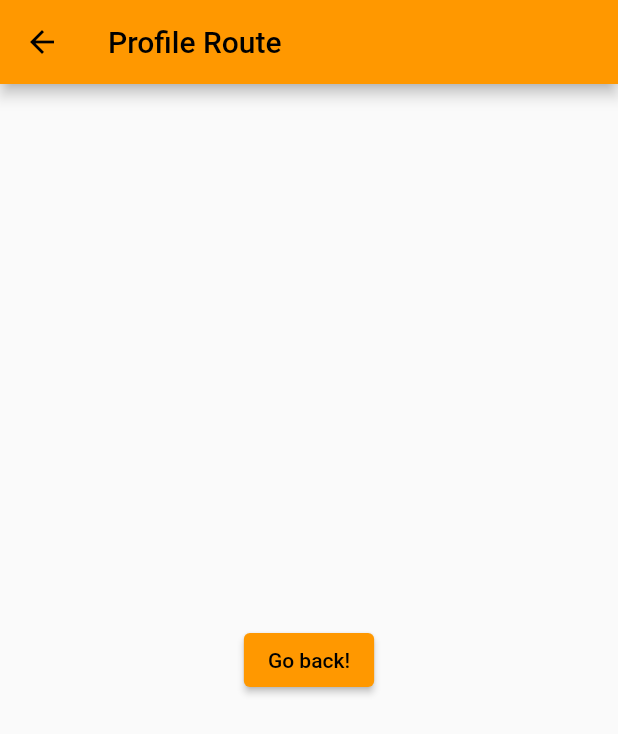
After one commit to abhishekgupta-mset/The-Flutter-Way, a Flutter app: the screen it shows after launch, after a tap on "Open Profile", on a phone screen of 412 x 824 dp. The commit adds this screen. Shown: the top 734 px of the screen. Run offline on Flutter 3.47's test engine with Material 2 defaults, Android fonts, the phone set to English and light mode, and no system bars.

Commit message:
Assignment 3

```diff
--- a/lib/main.dart
+++ b/lib/main.dart
@@ -1,4 +1,5 @@
 import 'package:flutter/material.dart';
+import 'package:tip_calculator/screens/GroceryRoute.dart';
 import 'package:tip_calculator/screens/TipCalculatorScreen.dart';
 
 void main() {
@@ -16,6 +17,6 @@ class MyApp extends StatelessWidget {
   MaterialApp buildMaterialApp(BuildContext context) {
     return MaterialApp(
         theme: ThemeData(primarySwatch: Colors.orange),
-        home: const TipCalculatorScreen());
+        home: const GroceryRoute());
   }
 }
--- /dev/null
+++ b/lib/screens/GroceryRoute.dart
@@ -0,0 +1,28 @@
+import 'package:flutter/cupertino.dart';
+import 'package:flutter/material.dart';
+import 'package:tip_calculator/screens/ProfileScreen.dart';
+
+class GroceryRoute extends StatelessWidget {
+
+
+  const GroceryRoute({super.key});
+
+  @override
+  Widget build(BuildContext context) {
+    return Scaffold(
+      appBar: AppBar(
+        title: const Text('Grocery Route'),
+      ),
+      body: Center(
+        child: ElevatedButton(
+          child: const Text('Open Profile'),
+          onPressed: () {
+            Navigator.push(
+              context,
+              MaterialPageRoute(builder: (context) => const ProfileScreen()),
+            );          },
+        ),
+      ),
+    );
+  }
+}
--- /dev/null
+++ b/lib/screens/ProfileScreen.dart
@@ -0,0 +1,23 @@
+import 'package:flutter/cupertino.dart';
+import 'package:flutter/material.dart';
+
+class ProfileScreen extends StatelessWidget {
+  const ProfileScreen({super.key});
+
+  @override
+  Widget build(BuildContext context) {
+    return Scaffold(
+      appBar: AppBar(
+        title: const Text('Profile Route'),
+      ),
+      body: Center(
+        child: ElevatedButton(
+          onPressed: () {
+            Navigator.pop(context);
+          },
+          child: const Text('Go back!'),
+        ),
+      ),
+    );
+  }
+}
```
